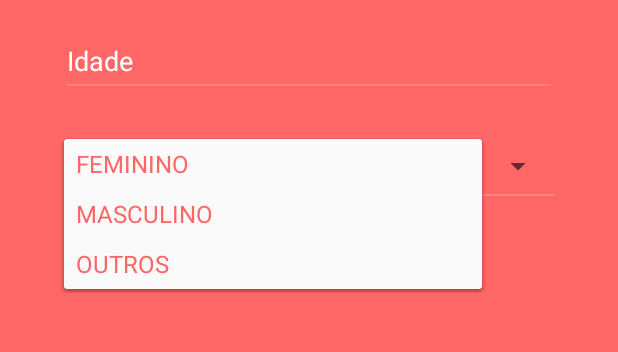
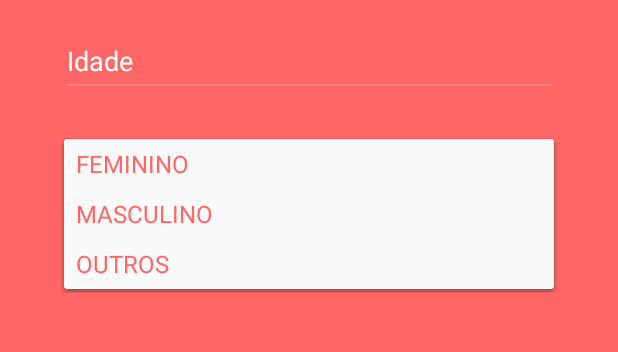
Before and after one commit to paulo-sodet/tela_email, an Android app: the screen it shows after launch (MainActivity), after a tap on "Feminino", on a phone screen of 412 x 824 dp, the part 466-818 px from its top. Run offline under Robolectric (Android 15) with nearby library versions, the phone set to English and light mode, and no system bars.

Commit message:
corrigindo o layout do spinner

```diff
--- a/app/src/main/res/layout/fragment_main.xml
+++ b/app/src/main/res/layout/fragment_main.xml
@@ -88,6 +88,7 @@
         android:layout_width="fill_parent"
         android:layout_height="wrap_content"
         android:id="@+id/spinner"
+        style="@style/Widget.MyApp.HeaderBar.Spinner"
         android:paddingBottom="12dp"
         android:dropDownWidth="match_parent"
         android:layout_below="@+id/idade"
--- a/app/src/main/res/layout/spinner_item_actionbar.xml
+++ b/app/src/main/res/layout/spinner_item_actionbar.xml
@@ -5,5 +5,7 @@
     android:layout_height="wrap_content"
     android:textColor="@color/white"
     android:textSize="@dimen/abc_text_size_medium_material"
+    android:drawablePadding="8dp"
+    android:drawableRight="@drawable/spinner_triangle"
 
     />
--- a/app/src/main/res/layout/spinner_item_dropdown.xml
+++ b/app/src/main/res/layout/spinner_item_dropdown.xml
@@ -26,4 +26,5 @@
     android:ellipsize="marquee"
     android:textColor="@color/red"
     android:textAllCaps="true"
+    android:layout_marginRight="50dp"
     />
--- a/app/src/main/res/values/styles.xml
+++ b/app/src/main/res/values/styles.xml
@@ -25,5 +25,11 @@
         <item name="android:background">#33ffffff</item>
     </style>
 
+    <style name="Widget.MyApp.HeaderBar.Spinner" parent="Widget.AppCompat.Light.Spinner.DropDown.ActionBar">
+        <item name="android:background">?android:selectableItemBackground</item>
+        <item name="android:dropDownSelector">?android:selectableItemBackground</item>
+        <item name="android:divider">@null</item>
+    </style>
+
 
 </resources>
```
Also changed, not shown: app/src/main/res/drawable-xxhdpi/spinner_triangle.png (added), 2 other files.
